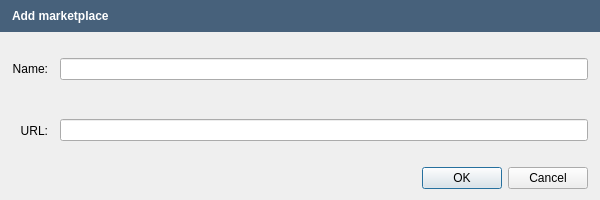
Qt form src/openfluid/ui/common/EditMarketplaceDialog.ui (OpenFLUID/openfluid) before a commit.
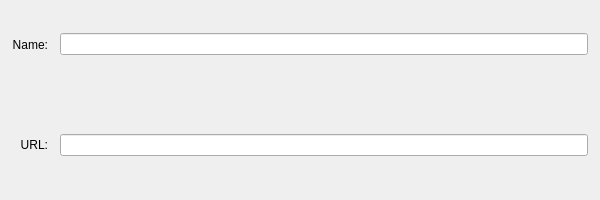
The same form after that commit.

Commit message:
Introduction of message dialog for OpenFLUID applications
* Added MessageFrame and MessageDialog classes
* Cleaned code
* Switch to version 2.1.7~alpha1

(closes OpenFLUID/openfluid#790)

Patch:
```diff
--- a/src/openfluid/ui/common/EditMarketplaceDialog.ui
+++ b/src/openfluid/ui/common/EditMarketplaceDialog.ui
@@ -34,7 +34,7 @@
   <property name="modal">
    <bool>true</bool>
   </property>
-  <layout class="QVBoxLayout" name="verticalLayout" stretch="0,1,0">
+  <layout class="QVBoxLayout" name="verticalLayout" stretch="1">
    <property name="spacing">
     <number>12</number>
    </property>
@@ -47,52 +47,6 @@
    <property name="rightMargin">
     <number>0</number>
    </property>
-   <item>
-    <widget class="QFrame" name="MessageFrame">
-     <property name="sizePolicy">
-      <sizepolicy hsizetype="Preferred" vsizetype="Maximum">
-       <horstretch>0</horstretch>
-       <verstretch>0</verstretch>
-      </sizepolicy>
-     </property>
-     <property name="styleSheet">
-      <string notr="true">background-color: rgb(71,97,123);</string>
-     </property>
-     <property name="frameShape">
-      <enum>QFrame::Panel</enum>
-     </property>
-     <property name="frameShadow">
-      <enum>QFrame::Sunken</enum>
-     </property>
-     <property name="lineWidth">
-      <number>0</number>
-     </property>
-     <layout class="QHBoxLayout" name="horizontalLayout_3" stretch="0">
-      <property name="spacing">
-       <number>5</number>
-      </property>
-      <property name="leftMargin">
-       <number>12</number>
-      </property>
-      <item>
-       <layout class="QHBoxLayout" name="horizontalLayout_2">
-        <item>
-         <widget class="QLabel" name="MessageLabel">
-          <property name="styleSheet">
-           <string notr="true">color: rgb(255, 255, 255);
-font : bold;
-</string>
-          </property>
-          <property name="text">
-           <string notr="true">Add marketplace</string>
-          </property>
-         </widget>
-        </item>
-       </layout>
-      </item>
-     </layout>
-    </widget>
-   </item>
    <item>
     <layout class="QGridLayout" name="gridLayout">
      <property name="leftMargin">
@@ -141,29 +95,6 @@
      </item>
     </layout>
    </item>
-   <item>
-    <layout class="QHBoxLayout" name="horizontalLayout_4">
-     <property name="leftMargin">
-      <number>12</number>
-     </property>
-     <property name="rightMargin">
-      <number>12</number>
-     </property>
-     <item>
-      <widget class="QDialogButtonBox" name="ButtonBox">
-       <property name="sizePolicy">
-        <sizepolicy hsizetype="Expanding" vsizetype="Fixed">
-         <horstretch>0</horstretch>
-         <verstretch>0</verstretch>
-        </sizepolicy>
-       </property>
-       <property name="standardButtons">
-        <set>QDialogButtonBox::Cancel|QDialogButtonBox::Ok</set>
-       </property>
-      </widget>
-     </item>
-    </layout>
-   </item>
   </layout>
  </widget>
  <resources/>
```
The commit also changes 82 other files.
